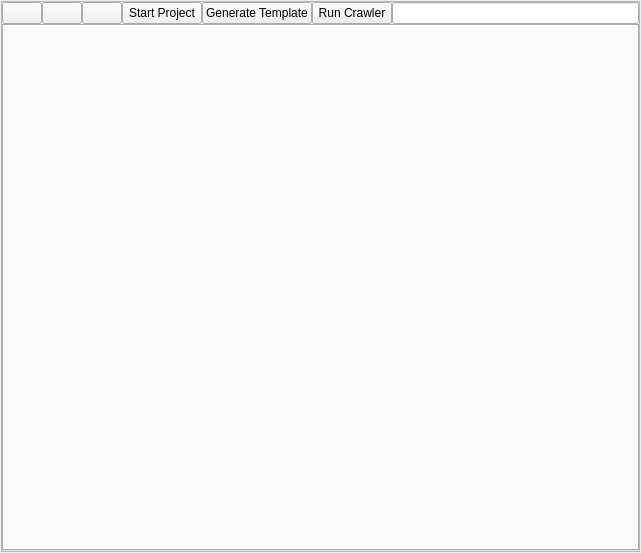
First picture: the form in crawley/web_browser/GUI/base.ui, repository jmg/crawley, before the edit.
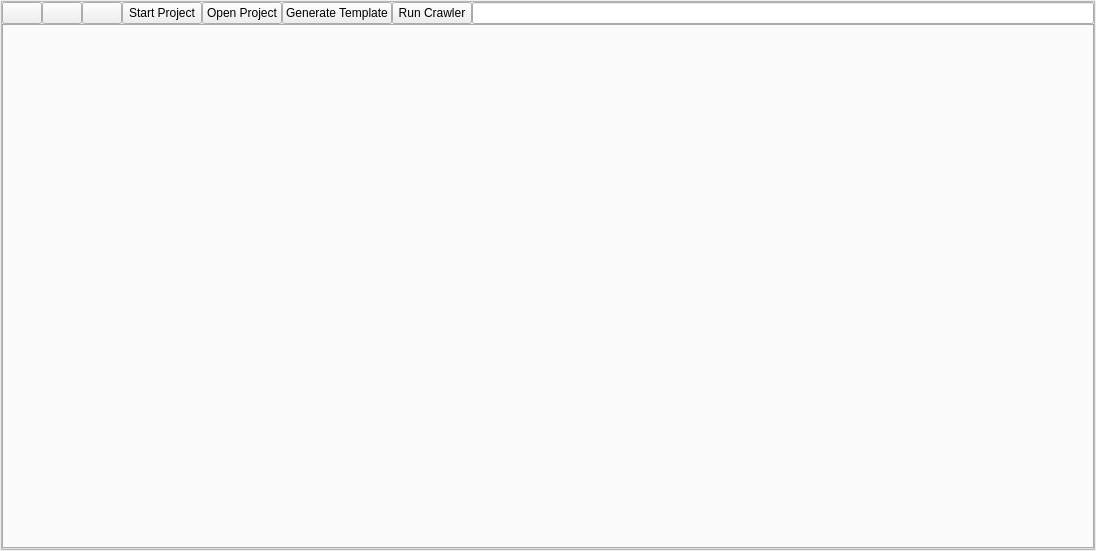
Second picture: the form after the edit.

Commit message: Browser can open projects now

What changed in the file:
```diff
--- a/crawley/web_browser/GUI/base.ui
+++ b/crawley/web_browser/GUI/base.ui
@@ -6,8 +6,8 @@
    <rect>
     <x>0</x>
     <y>0</y>
-    <width>641</width>
-    <height>553</height>
+    <width>1096</width>
+    <height>551</height>
    </rect>
   </property>
   <property name="windowTitle">
@@ -80,6 +80,13 @@
            </property>
           </widget>
          </item>
+         <item>
+          <widget class="QPushButton" name="bt_open">
+           <property name="text">
+            <string>Open Project</string>
+           </property>
+          </widget>
+         </item>
          <item>
           <widget class="QPushButton" name="bt_generate">
            <property name="text">
```
The commit also changes 4 other files.
